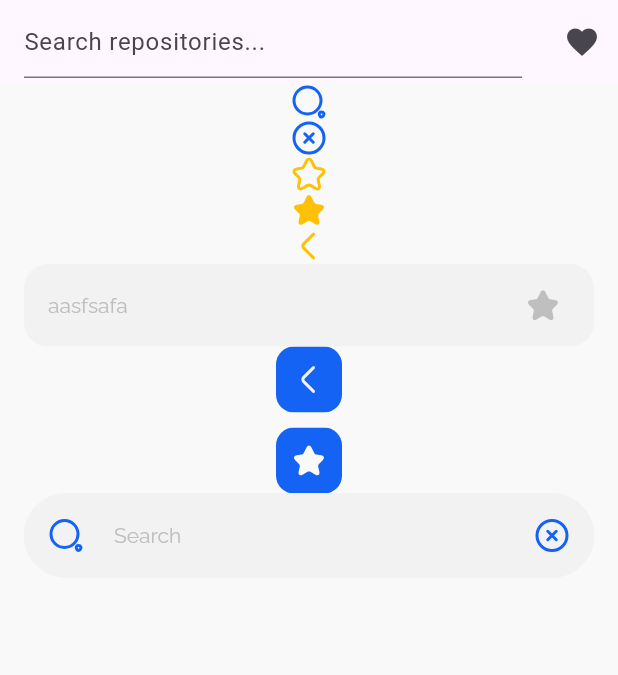
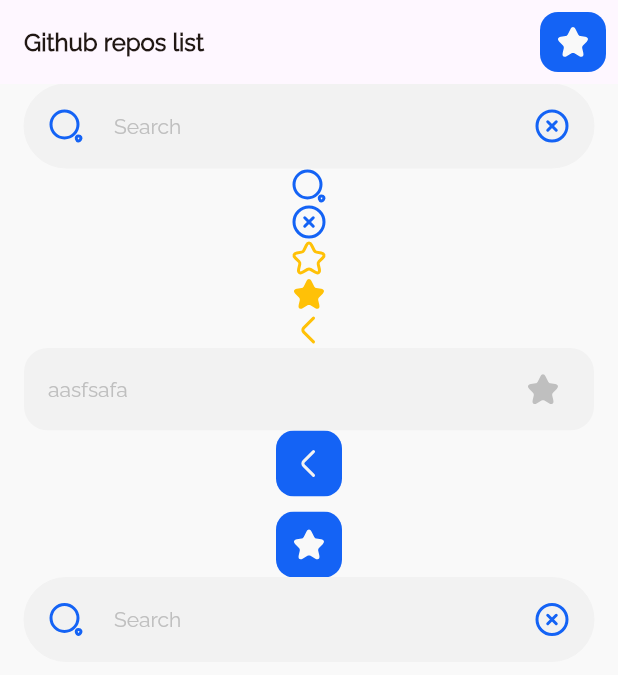
Before and after one commit to KostiantynKi/repositories_searcher, a Flutter app: the screen it shows after launch, on a phone screen of 412 x 824 dp. Shown: the top 675 px of the screen. Run offline on Flutter 3.47's test engine with Material 3 defaults, Android fonts, the phone set to English and light mode, and no system bars; our stand-ins replace bloc, equatable, flutter_bloc, flutter_svg, shared_preferences.

Commit message:
added some UI

```diff
--- a/lib/screens/search_screen.dart
+++ b/lib/screens/search_screen.dart
@@ -2,37 +2,66 @@ import 'package:flutter/material.dart';
 import 'package:flutter_bloc/flutter_bloc.dart';
 import 'package:repositories_searcher/bloc/cubit/searcher_cubit.dart';
 import 'package:repositories_searcher/model/repositories_model.dart';
+import 'package:repositories_searcher/resource/app_icons.dart';
 import 'package:repositories_searcher/services/favorite_service.dart';
-import 'package:repositories_searcher/widgets/my_text_field.dart';
+import 'package:repositories_searcher/widgets/reusable_widgets/custom_text_field.dart';
+import 'package:repositories_searcher/widgets/reusable_widgets/icon_buttons.dart';
 import 'package:repositories_searcher/widgets/saved_result_widget.dart';
 import 'package:repositories_searcher/widgets/searcher_success_widget.dart';
 
 class SearchScreen extends StatelessWidget {
   final FavoriteService _favoriteService = FavoriteService();
+  static const String title = 'Github repos list';
 
   @override
   Widget build(BuildContext context) {
     final SearcherCubit searcherCubit = BlocProvider.of<SearcherCubit>(context);
+    TextEditingController _textController = TextEditingController();
 
     return Scaffold(
       appBar: AppBar(
-        title: Focus(
+        title: Text(
+          title,
+          style: Theme.of(context).textTheme.displayLarge,
+        ),
+        actions: [
+          Padding(
+              padding: const EdgeInsets.all(8),
+              child: SizedBox(
+                width: 44,
+                // height: 44,
+                child: MyIconButton(
+                  icon: AppIcons.favorite,
+                  onTap: () {
+                    // todo сделать тут навигацию, которая ведет к новому экрану (виджут)
+                    // todo где будет список избранного
+                    print('favorite');
+                  },
+                ),
+              )
+              // IconButton(
+              //   icon: Icon(Icons.favorite),
+              //   onPressed: () {
+              //     _showFavoriteRepositories(context);
+              //   },
+              // ),
+              ),
+        ],
+      ),
+      body: Column(
+        children: [
+          Focus(
             onFocusChange: (hasFocus) {
               print('hasFocus ${hasFocus}');
               searcherCubit.cleanResult();
             },
-          child: MyTextField(),
+            child: CustomTextField(
+              hintText: 'Search',
+              controller: _textController,
             ),
-        actions: [
-          IconButton(
-            icon: Icon(Icons.favorite),
-            onPressed: () {
-              _showFavoriteRepositories(context);
-            },
+            // MyTextField(),
           ),
-        ],
-      ),
-      body: BlocBuilder<SearcherCubit, SearcherState>(
+          BlocBuilder<SearcherCubit, SearcherState>(
             builder: (context, state) {
               if (state is SearcherInitial) {
                 searcherCubit.getSavedRequests();
@@ -55,6 +84,8 @@ class SearchScreen extends StatelessWidget {
                 return Container();
               }
             },
+          ),
+        ],
       ),
     );
   }
--- a/lib/widgets/my_text_field.dart
+++ /dev/null
@@ -1,24 +0,0 @@
-import 'package:flutter/material.dart';
-import 'package:flutter_bloc/flutter_bloc.dart';
-import 'package:repositories_searcher/bloc/cubit/searcher_cubit.dart';
-
-class MyTextField extends StatefulWidget {
-  @override
-  _MyTextFieldState createState() => _MyTextFieldState();
-}
-
-class _MyTextFieldState extends State<MyTextField> {
-  @override
-  Widget build(BuildContext context) {
-    final SearcherCubit searcherCubit = BlocProvider.of<SearcherCubit>(context);
-
-    return TextField(
-      decoration: InputDecoration(
-        hintText: 'Search repositories...',
-      ),
-      onSubmitted: (value) {
-        searcherCubit.searchRepositories(value);
-      },
-    );
-  }
-}
--- a/lib/widgets/reusable_widgets/custom_text_field.dart
+++ b/lib/widgets/reusable_widgets/custom_text_field.dart
@@ -1,5 +1,7 @@
 // ignore_for_file: public_member_api_docs, sort_constructors_first
 import 'package:flutter/material.dart';
+import 'package:flutter_bloc/flutter_bloc.dart';
+import 'package:repositories_searcher/bloc/cubit/searcher_cubit.dart';
 import 'package:repositories_searcher/resource/app_icons.dart';
 import 'package:repositories_searcher/theme/colors/app_colors.dart';
 import 'package:repositories_searcher/widgets/reusable_widgets/svg_picture_form_asset.dart';
@@ -28,6 +30,8 @@ class _CustomTextFieldState extends State<CustomTextField> {
 
   @override
   Widget build(BuildContext context) {
+    final SearcherCubit searcherCubit = BlocProvider.of<SearcherCubit>(context);
+
     return Padding(
       padding: const EdgeInsets.symmetric(horizontal: 16),
       child: Column(
@@ -43,23 +47,21 @@ class _CustomTextFieldState extends State<CustomTextField> {
                 )
               : Container(),
           Container(
-            child: TextFormField(
+            child: TextField(
               controller: widget.controller,
-
-              // textCapitalization: TextCapitalization.sentences,
-              // textInputAction: TextInputAction.next,
               style: Theme.of(context).textTheme.displayMedium,
               onTap: () {
                 setState(() {
                   _isFocused = true;
                 });
               },
-              onFieldSubmitted: (_) {
+              onSubmitted: (value) {
+                searcherCubit.searchRepositories(value);
+
                 setState(() {
                   _isFocused = false;
                 });
               },
-
               onChanged: (value) {
                 if (widget.onChanged != null) {
                   widget.onChanged!(value);
@@ -73,27 +75,25 @@ class _CustomTextFieldState extends State<CustomTextField> {
                   _isFocused = false;
                 });
               },
-
               decoration: InputDecoration(
                 filled: true,
                 fillColor:
                     _isFocused ? AppColors.accentSecondary : AppColors.layer1,
                 suffixIcon: InkWell(
                   onTap: () {
-                    // todo: oчистить kонтроллер
                     widget.controller?.clear();
                   },
-                  child: Padding(
-                    padding: const EdgeInsets.all(16.0),
+                  child: const Padding(
+                    padding: EdgeInsets.all(16.0),
                     child: SizedBox(
-                      child: SvgPictureFromAsset(
+                      child: const SvgPictureFromAsset(
                         iconString: AppIcons.cancel,
                       ),
                     ),
                   ),
                 ),
-                prefixIcon: Padding(
-                  padding: const EdgeInsets.all(16.0),
+                prefixIcon: const Padding(
+                  padding: EdgeInsets.all(16.0),
                   child: SizedBox(
                     child: SvgPictureFromAsset(
                       iconString: AppIcons.search,
@@ -103,7 +103,7 @@ class _CustomTextFieldState extends State<CustomTextField> {
                 hintText: widget.hintText,
                 hintStyle: Theme.of(context).textTheme.bodyMedium,
                 contentPadding:
-                    EdgeInsets.symmetric(vertical: 12, horizontal: 16),
+                    const EdgeInsets.symmetric(vertical: 12, horizontal: 16),
                 focusedBorder: OutlineInputBorder(
                   borderRadius: BorderRadius.circular(30),
                   borderSide: BorderSide(
@@ -115,7 +115,7 @@ class _CustomTextFieldState extends State<CustomTextField> {
                 ),
                 enabledBorder: OutlineInputBorder(
                   borderRadius: BorderRadius.circular(30),
-                  borderSide: BorderSide(
+                  borderSide: const BorderSide(
                     color: AppColors.layer1,
                     width: 0.0,
                   ),
--- a/lib/widgets/searcher_success_widget.dart
+++ b/lib/widgets/searcher_success_widget.dart
@@ -15,7 +15,8 @@ class SearcherSuccessWidget extends StatelessWidget {
   Widget build(BuildContext context) {
     SearcherCubit searcherCubit = BlocProvider.of<SearcherCubit>(context);
 
-    return ListView.builder(
+    return SizedBox(
+      child: ListView.builder(
         itemCount: state.repositories.length,
         itemBuilder: (context, index) {
           final repository = state.repositories[index];
@@ -33,6 +34,7 @@ class SearcherSuccessWidget extends StatelessWidget {
             onTap: () {},
           );
         },
+      ),
     );
   }
 }
```
Also changed, not shown: lib/widgets/reusable_widgets/search_bar.dart (deleted). Lines whose indentation alone changed are shown as unchanged.
